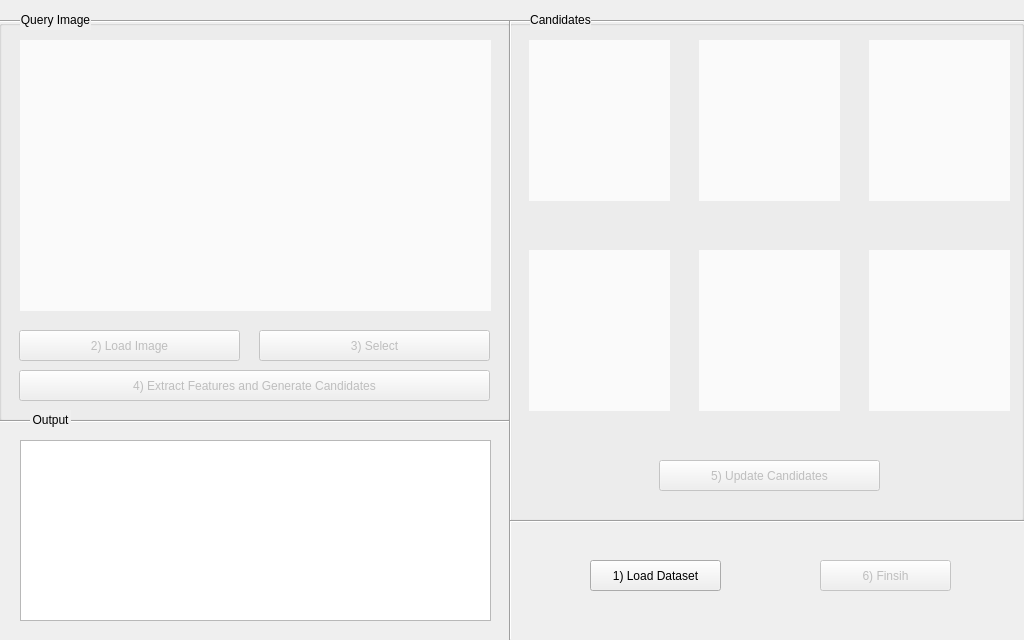
This is src/mainwindow.ui in Clany/FloraIdent as Qt 5 draws it before an edit. The edited form follows.
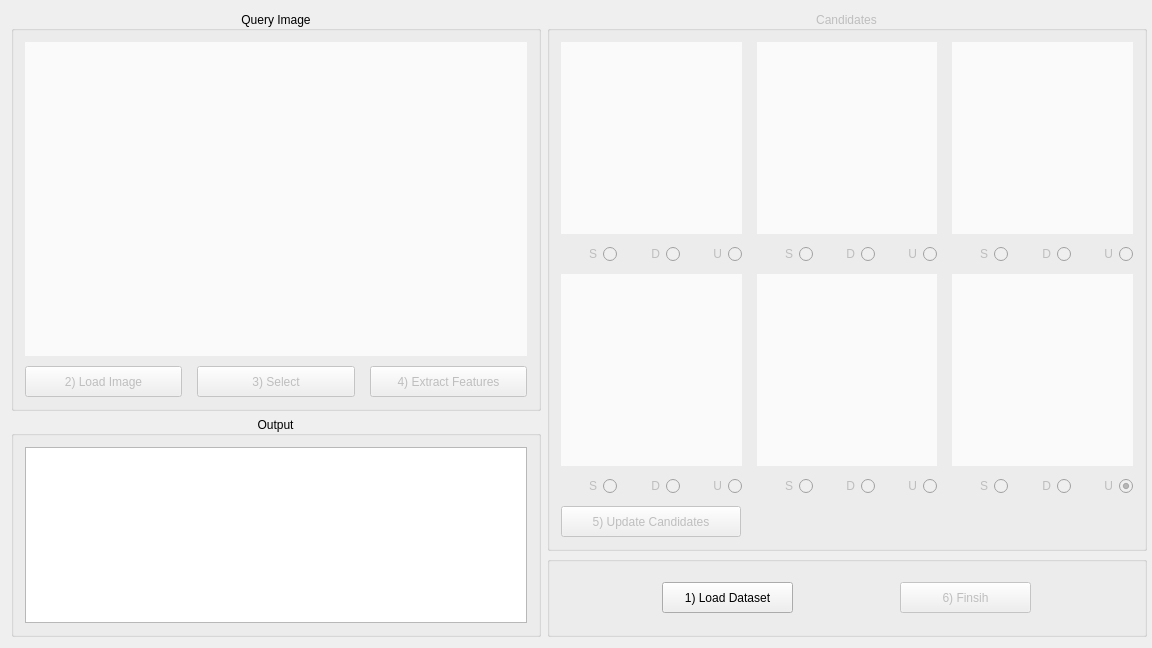
This is the edited form. Icons and pictures are not drawn. Custom widgets are drawn as their Qt base class.

```diff
--- a/src/mainwindow.ui
+++ b/src/mainwindow.ui
@@ -6,20 +6,14 @@
    <rect>
     <x>0</x>
     <y>0</y>
-    <width>1024</width>
-    <height>640</height>
+    <width>1152</width>
+    <height>648</height>
    </rect>
   </property>
   <property name="minimumSize">
    <size>
-    <width>1024</width>
-    <height>640</height>
-   </size>
-  </property>
-  <property name="maximumSize">
-   <size>
-    <width>1024</width>
-    <height>640</height>
+    <width>1152</width>
+    <height>648</height>
    </size>
   </property>
   <property name="windowTitle">
@@ -28,68 +22,156 @@
   <property name="styleSheet">
    <string notr="true"/>
   </property>
-  <widget class="Line" name="line_2">
-   <property name="geometry">
-    <rect>
-     <x>0</x>
-     <y>420</y>
-     <width>511</width>
-     <height>3</height>
-    </rect>
-   </property>
-   <property name="orientation">
-    <enum>Qt::Horizontal</enum>
-   </property>
-  </widget>
-  <widget class="Line" name="line_3">
-   <property name="geometry">
-    <rect>
-     <x>509</x>
-     <y>20</y>
-     <width>3</width>
-     <height>620</height>
-    </rect>
-   </property>
-   <property name="orientation">
-    <enum>Qt::Vertical</enum>
-   </property>
-  </widget>
-  <widget class="QGroupBox" name="groupBox">
-   <property name="geometry">
-    <rect>
-     <x>-1</x>
-     <y>20</y>
-     <width>511</width>
-     <height>401</height>
-    </rect>
+  <layout class="QGridLayout" name="gridLayout_3">
+   <item row="0" column="0">
+    <widget class="QGroupBox" name="queryGroup">
+     <property name="minimumSize">
+      <size>
+       <width>530</width>
+       <height>400</height>
+      </size>
+     </property>
+     <property name="maximumSize">
+      <size>
+       <width>530</width>
+       <height>400</height>
+      </size>
+     </property>
+     <property name="styleSheet">
+      <string notr="true"/>
    </property>
    <property name="title">
-    <string/>
+      <string>Query Image</string>
    </property>
    <property name="alignment">
     <set>Qt::AlignCenter</set>
    </property>
+     <property name="flat">
+      <bool>false</bool>
+     </property>
+     <layout class="QGridLayout" name="gridLayout_2" rowstretch="1,0">
+      <property name="horizontalSpacing">
+       <number>15</number>
+      </property>
+      <property name="verticalSpacing">
+       <number>10</number>
+      </property>
+      <item row="1" column="0">
+       <widget class="QPushButton" name="loadImageButton">
+        <property name="enabled">
+         <bool>false</bool>
+        </property>
+        <property name="minimumSize">
+         <size>
+          <width>150</width>
+          <height>31</height>
+         </size>
+        </property>
+        <property name="maximumSize">
+         <size>
+          <width>16777215</width>
+          <height>31</height>
+         </size>
+        </property>
+        <property name="text">
+         <string>2) Load Image</string>
+        </property>
+       </widget>
+      </item>
+      <item row="1" column="1">
+       <widget class="QPushButton" name="selectButton">
+        <property name="enabled">
+         <bool>false</bool>
+        </property>
+        <property name="minimumSize">
+         <size>
+          <width>150</width>
+          <height>31</height>
+         </size>
+        </property>
+        <property name="maximumSize">
+         <size>
+          <width>16777215</width>
+          <height>31</height>
+         </size>
+        </property>
+        <property name="text">
+         <string>3) Select</string>
+        </property>
+       </widget>
+      </item>
+      <item row="1" column="2">
+       <widget class="QPushButton" name="generateCandidatesButton">
+        <property name="enabled">
+         <bool>false</bool>
+        </property>
+        <property name="minimumSize">
+         <size>
+          <width>150</width>
+          <height>31</height>
+         </size>
+        </property>
+        <property name="maximumSize">
+         <size>
+          <width>16777215</width>
+          <height>31</height>
+         </size>
+        </property>
+        <property name="text">
+         <string>4) Extract Features</string>
+        </property>
+       </widget>
+      </item>
+      <item row="0" column="0" colspan="3">
    <widget class="ImageLabel" name="queryImageLabel">
     <property name="enabled">
      <bool>false</bool>
     </property>
-    <property name="geometry">
-     <rect>
-      <x>21</x>
-      <y>20</y>
-      <width>471</width>
-      <height>271</height>
-     </rect>
-    </property>
     <property name="palette">
      <palette>
       <active>
+           <colorrole role="WindowText">
+            <brush brushstyle="SolidPattern">
+             <color alpha="255">
+              <red>192</red>
+              <green>192</green>
+              <blue>192</blue>
+             </color>
+            </brush>
+           </colorrole>
+           <colorrole role="Button">
+            <brush brushstyle="SolidPattern">
+             <color alpha="255">
+              <red>250</red>
+              <green>250</green>
+              <blue>250</blue>
+             </color>
+            </brush>
+           </colorrole>
+           <colorrole role="Text">
+            <brush brushstyle="SolidPattern">
+             <color alpha="255">
+              <red>192</red>
+              <green>192</green>
+              <blue>192</blue>
+             </color>
+            </brush>
+           </colorrole>
+           <colorrole role="ButtonText">
+            <brush brushstyle="SolidPattern">
+             <color alpha="255">
+              <red>192</red>
+              <green>192</green>
+              <blue>192</blue>
+             </color>
+            </brush>
+           </colorrole>
        <colorrole role="Base">
         <brush brushstyle="SolidPattern">
          <color alpha="255">
-          <red>255</red>
-          <green>255</green>
-          <blue>255</blue>
+              <red>250</red>
+              <green>250</green>
+              <blue>250</blue>
          </color>
         </brush>
        </colorrole>
@@ -102,14 +184,68 @@
          </color>
         </brush>
        </colorrole>
+           <colorrole role="Highlight">
+            <brush brushstyle="SolidPattern">
+             <color alpha="255">
+              <red>120</red>
+              <green>135</green>
+              <blue>155</blue>
+             </color>
+            </brush>
+           </colorrole>
+           <colorrole role="HighlightedText">
+            <brush brushstyle="SolidPattern">
+             <color alpha="255">
+              <red>0</red>
+              <green>0</green>
+              <blue>0</blue>
+             </color>
+            </brush>
+           </colorrole>
       </active>
       <inactive>
+           <colorrole role="WindowText">
+            <brush brushstyle="SolidPattern">
+             <color alpha="255">
+              <red>192</red>
+              <green>192</green>
+              <blue>192</blue>
+             </color>
+            </brush>
+           </colorrole>
+           <colorrole role="Button">
+            <brush brushstyle="SolidPattern">
+             <color alpha="255">
+              <red>250</red>
+              <green>250</green>
+              <blue>250</blue>
+             </color>
+            </brush>
+           </colorrole>
+           <colorrole role="Text">
+            <brush brushstyle="SolidPattern">
+             <color alpha="255">
+              <red>192</red>
+              <green>192</green>
+              <blue>192</blue>
+             </color>
+            </brush>
+           </colorrole>
+           <colorrole role="ButtonText">
+            <brush brushstyle="SolidPattern">
+             <color alpha="255">
+              <red>192</red>
+              <green>192</green>
+              <blue>192</blue>
+             </color>
+            </brush>
+           </colorrole>
        <colorrole role="Base">
         <brush brushstyle="SolidPattern">
          <color alpha="255">
-          <red>255</red>
-          <green>255</green>
-          <blue>255</blue>
+              <red>250</red>
+              <green>250</green>
+              <blue>250</blue>
          </color>
         </brush>
        </colorrole>
@@ -122,8 +258,62 @@
          </color>
         </brush>
        </colorrole>
+           <colorrole role="Highlight">
+            <brush brushstyle="SolidPattern">
+             <color alpha="255">
+              <red>120</red>
+              <green>135</green>
+              <blue>155</blue>
+             </color>
+            </brush>
+           </colorrole>
+           <colorrole role="HighlightedText">
+            <brush brushstyle="SolidPattern">
+             <color alpha="255">
+              <red>0</red>
+              <green>0</green>
+              <blue>0</blue>
+             </color>
+            </brush>
+           </colorrole>
       </inactive>
       <disabled>
+           <colorrole role="WindowText">
+            <brush brushstyle="SolidPattern">
+             <color alpha="255">
+              <red>64</red>
+              <green>64</green>
+              <blue>64</blue>
+             </color>
+            </brush>
+           </colorrole>
+           <colorrole role="Button">
+            <brush brushstyle="SolidPattern">
+             <color alpha="255">
+              <red>250</red>
+              <green>250</green>
+              <blue>250</blue>
+             </color>
+            </brush>
+           </colorrole>
+           <colorrole role="Text">
+            <brush brushstyle="SolidPattern">
+             <color alpha="255">
+              <red>64</red>
+              <green>64</green>
+              <blue>64</blue>
+             </color>
+            </brush>
+           </colorrole>
+           <colorrole role="ButtonText">
+            <brush brushstyle="SolidPattern">
+             <color alpha="255">
+              <red>64</red>
+              <green>64</green>
+              <blue>64</blue>
+             </color>
+            </brush>
+           </colorrole>
        <colorrole role="Base">
         <brush brushstyle="SolidPattern">
          <color alpha="255">
@@ -142,6 +332,24 @@
          </color>
         </brush>
        </colorrole>
+           <colorrole role="Highlight">
+            <brush brushstyle="SolidPattern">
+             <color alpha="255">
+              <red>120</red>
+              <green>135</green>
+              <blue>155</blue>
+             </color>
+            </brush>
+           </colorrole>
+           <colorrole role="HighlightedText">
+            <brush brushstyle="SolidPattern">
+             <color alpha="255">
+              <red>0</red>
+              <green>0</green>
+              <blue>0</blue>
+             </color>
+            </brush>
+           </colorrole>
       </disabled>
      </palette>
     </property>
@@ -149,10 +357,12 @@
      <bool>true</bool>
     </property>
     <property name="autoFillBackground">
-     <bool>true</bool>
+         <bool>false</bool>
     </property>
     <property name="styleSheet">
-     <string notr="true"/>
+         <string notr="true">QLabel {
+	background-color: rgb(250, 250, 250);
+}</string>
     </property>
     <property name="frameShape">
      <enum>QFrame::Box</enum>
@@ -170,94 +380,137 @@
      <set>Qt::AlignCenter</set>
     </property>
    </widget>
-   <widget class="QPushButton" name="loadImageButton">
-    <property name="enabled">
+      </item>
+     </layout>
+    </widget>
+   </item>
+   <item row="1" column="0" rowspan="4">
+    <widget class="QGroupBox" name="groupBox_3">
+     <property name="minimumSize">
+      <size>
+       <width>530</width>
+       <height>200</height>
+      </size>
+     </property>
+     <property name="maximumSize">
+      <size>
+       <width>530</width>
+       <height>16777215</height>
+      </size>
+     </property>
+     <property name="title">
+      <string>Output</string>
+     </property>
+     <property name="alignment">
+      <set>Qt::AlignCenter</set>
+     </property>
+     <property name="flat">
      <bool>false</bool>
     </property>
-    <property name="geometry">
-     <rect>
-      <x>20</x>
-      <y>310</y>
-      <width>221</width>
-      <height>31</height>
-     </rect>
-    </property>
+     <property name="checkable">
+      <bool>false</bool>
+     </property>
+     <layout class="QGridLayout" name="gridLayout_4">
+      <item row="0" column="0">
+       <widget class="QTextEdit" name="outputPanel">
+        <property name="readOnly">
+         <bool>true</bool>
+        </property>
+       </widget>
+      </item>
+     </layout>
+    </widget>
+   </item>
+   <item row="4" column="1">
+    <widget class="QGroupBox" name="groupBox_4">
     <property name="minimumSize">
      <size>
-      <width>0</width>
-      <height>31</height>
-     </size>
-    </property>
-    <property name="text">
-     <string>2) Load Image</string>
-    </property>
-   </widget>
-   <widget class="QPushButton" name="selectButton">
-    <property name="enabled">
-     <bool>false</bool>
-    </property>
-    <property name="geometry">
-     <rect>
-      <x>260</x>
-      <y>310</y>
-      <width>231</width>
+       <width>600</width>
+       <height>81</height>
+      </size>
+     </property>
+     <property name="maximumSize">
+      <size>
+       <width>16777215</width>
+       <height>80</height>
+      </size>
+     </property>
+     <layout class="QGridLayout" name="gridLayout">
+      <item row="1" column="0">
+       <widget class="QPushButton" name="loadDatasetButton">
+        <property name="minimumSize">
+         <size>
+          <width>131</width>
       <height>31</height>
-     </rect>
-    </property>
-    <property name="minimumSize">
+         </size>
+        </property>
+        <property name="maximumSize">
      <size>
-      <width>0</width>
+          <width>131</width>
       <height>31</height>
      </size>
     </property>
     <property name="text">
-     <string>3) Select</string>
-    </property>
-   </widget>
-   <widget class="QPushButton" name="generateCandidatesButton">
+         <string>1) Load Dataset</string>
+        </property>
+       </widget>
+      </item>
+      <item row="1" column="1">
+       <widget class="QPushButton" name="finishButton">
     <property name="enabled">
      <bool>false</bool>
     </property>
-    <property name="geometry">
-     <rect>
-      <x>20</x>
-      <y>350</y>
-      <width>471</width>
+        <property name="minimumSize">
+         <size>
+          <width>131</width>
       <height>31</height>
-     </rect>
-    </property>
-    <property name="minimumSize">
+         </size>
+        </property>
+        <property name="maximumSize">
      <size>
-      <width>0</width>
+          <width>131</width>
       <height>31</height>
      </size>
     </property>
     <property name="text">
-     <string>4) Extract Features and Generate Candidates</string>
-    </property>
-   </widget>
-  </widget>
-  <widget class="QGroupBox" name="groupBox_2">
-   <property name="geometry">
-    <rect>
-     <x>509</x>
-     <y>20</y>
-     <width>515</width>
-     <height>501</height>
-    </rect>
-   </property>
+         <string>6) Finsih</string>
+        </property>
+       </widget>
+      </item>
+     </layout>
+    </widget>
+   </item>
+   <item row="0" column="1" rowspan="4">
+    <widget class="QGroupBox" name="candidateGroup">
+     <property name="enabled">
+      <bool>false</bool>
+     </property>
+     <property name="minimumSize">
+      <size>
+       <width>600</width>
+       <height>540</height>
+      </size>
+     </property>
    <property name="title">
-    <string/>
-   </property>
+      <string>Candidates</string>
+     </property>
+     <property name="alignment">
+      <set>Qt::AlignCenter</set>
+     </property>
+     <property name="flat">
+      <bool>false</bool>
+     </property>
+     <layout class="QVBoxLayout" name="verticalLayout" stretch="1,0,1,0,0">
+      <property name="spacing">
+       <number>10</number>
+      </property>
+      <item>
+       <layout class="QHBoxLayout" name="horizontalLayout_7">
+        <property name="spacing">
+         <number>15</number>
+        </property>
+        <item>
    <widget class="ImageLabel" name="candidateImageLabel_1">
-    <property name="geometry">
-     <rect>
-      <x>20</x>
-      <y>20</y>
-      <width>141</width>
-      <height>161</height>
-     </rect>
-    </property>
     <property name="styleSheet">
      <string notr="true">background-color: rgb(250, 250, 250);</string>
     </property>
@@ -268,15 +521,9 @@
      <set>Qt::AlignCenter</set>
     </property>
    </widget>
+        </item>
+        <item>
    <widget class="ImageLabel" name="candidateImageLabel_2">
-    <property name="geometry">
-     <rect>
-      <x>190</x>
-      <y>20</y>
-      <width>141</width>
-      <height>161</height>
-     </rect>
-    </property>
     <property name="styleSheet">
      <string notr="true">background-color: rgb(250, 250, 250);</string>
     </property>
@@ -287,15 +534,9 @@
      <set>Qt::AlignCenter</set>
     </property>
    </widget>
+        </item>
+        <item>
    <widget class="ImageLabel" name="candidateImageLabel_3">
-    <property name="geometry">
-     <rect>
-      <x>360</x>
-      <y>20</y>
-      <width>141</width>
-      <height>161</height>
-     </rect>
-    </property>
     <property name="styleSheet">
      <string notr="true">background-color: rgb(250, 250, 250);</string>
     </property>
@@ -306,72 +547,15 @@
      <set>Qt::AlignCenter</set>
     </property>
    </widget>
-   <widget class="ImageLabel" name="candidateImageLabel_5">
-    <property name="geometry">
-     <rect>
-      <x>190</x>
-      <y>230</y>
-      <width>141</width>
-      <height>161</height>
-     </rect>
-    </property>
-    <property name="styleSheet">
-     <string notr="true">background-color: rgb(250, 250, 250);</string>
-    </property>
-    <property name="text">
-     <string/>
-    </property>
-    <property name="alignment">
-     <set>Qt::AlignCenter</set>
-    </property>
-   </widget>
-   <widget class="ImageLabel" name="candidateImageLabel_6">
-    <property name="geometry">
-     <rect>
-      <x>360</x>
-      <y>230</y>
-      <width>141</width>
-      <height>161</height>
-     </rect>
-    </property>
-    <property name="styleSheet">
-     <string notr="true">background-color: rgb(250, 250, 250);</string>
-    </property>
-    <property name="text">
-     <string/>
-    </property>
-    <property name="alignment">
-     <set>Qt::AlignCenter</set>
-    </property>
-   </widget>
-   <widget class="ImageLabel" name="candidateImageLabel_4">
-    <property name="geometry">
-     <rect>
-      <x>20</x>
-      <y>230</y>
-      <width>141</width>
-      <height>161</height>
-     </rect>
-    </property>
-    <property name="styleSheet">
-     <string notr="true">background-color: rgb(250, 250, 250);</string>
-    </property>
-    <property name="text">
-     <string/>
-    </property>
-    <property name="alignment">
-     <set>Qt::AlignCenter</set>
-    </property>
-   </widget>
-   <widget class="QWidget" name="layoutWidget">
-    <property name="geometry">
-     <rect>
-      <x>20</x>
-      <y>190</y>
-      <width>141</width>
-      <height>21</height>
-     </rect>
-    </property>
+        </item>
+       </layout>
+      </item>
+      <item>
+       <layout class="QHBoxLayout" name="horizontalLayout_8">
+        <property name="spacing">
+         <number>15</number>
+        </property>
+        <item>
     <layout class="QHBoxLayout" name="horizontalLayout">
      <item>
       <widget class="QRadioButton" name="canSimilar_1">
@@ -407,16 +591,8 @@
       </widget>
      </item>
     </layout>
-   </widget>
-   <widget class="QWidget" name="layoutWidget_2">
-    <property name="geometry">
-     <rect>
-      <x>190</x>
-      <y>190</y>
-      <width>141</width>
-      <height>21</height>
-     </rect>
-    </property>
+        </item>
+        <item>
     <layout class="QHBoxLayout" name="horizontalLayout_2">
      <item>
       <widget class="QRadioButton" name="canSimilar_2">
@@ -452,16 +628,8 @@
       </widget>
      </item>
     </layout>
-   </widget>
-   <widget class="QWidget" name="layoutWidget_3">
-    <property name="geometry">
-     <rect>
-      <x>360</x>
-      <y>190</y>
-      <width>141</width>
-      <height>21</height>
-     </rect>
-    </property>
+        </item>
+        <item>
     <layout class="QHBoxLayout" name="horizontalLayout_3">
      <item>
       <widget class="QRadioButton" name="canSimilar_3">
@@ -497,16 +665,61 @@
       </widget>
      </item>
     </layout>
-   </widget>
-   <widget class="QWidget" name="layoutWidget_4">
-    <property name="geometry">
-     <rect>
-      <x>20</x>
-      <y>400</y>
-      <width>141</width>
-      <height>21</height>
-     </rect>
-    </property>
+        </item>
+       </layout>
+      </item>
+      <item>
+       <layout class="QHBoxLayout" name="horizontalLayout_9">
+        <property name="spacing">
+         <number>15</number>
+        </property>
+        <item>
+         <widget class="ImageLabel" name="candidateImageLabel_4">
+          <property name="styleSheet">
+           <string notr="true">background-color: rgb(250, 250, 250);</string>
+          </property>
+          <property name="text">
+           <string/>
+          </property>
+          <property name="alignment">
+           <set>Qt::AlignCenter</set>
+          </property>
+         </widget>
+        </item>
+        <item>
+         <widget class="ImageLabel" name="candidateImageLabel_5">
+          <property name="styleSheet">
+           <string notr="true">background-color: rgb(250, 250, 250);</string>
+          </property>
+          <property name="text">
+           <string/>
+          </property>
+          <property name="alignment">
+           <set>Qt::AlignCenter</set>
+          </property>
+         </widget>
+        </item>
+        <item>
+         <widget class="ImageLabel" name="candidateImageLabel_6">
+          <property name="styleSheet">
+           <string notr="true">background-color: rgb(250, 250, 250);</string>
+          </property>
+          <property name="text">
+           <string/>
+          </property>
+          <property name="alignment">
+           <set>Qt::AlignCenter</set>
+          </property>
+         </widget>
+        </item>
+       </layout>
+      </item>
+      <item>
+       <layout class="QHBoxLayout" name="horizontalLayout_10">
+        <property name="spacing">
+         <number>15</number>
+        </property>
+        <item>
     <layout class="QHBoxLayout" name="horizontalLayout_4">
      <item>
       <widget class="QRadioButton" name="canSimilar_4">
@@ -542,16 +755,8 @@
       </widget>
      </item>
     </layout>
-   </widget>
-   <widget class="QWidget" name="layoutWidget_5">
-    <property name="geometry">
-     <rect>
-      <x>190</x>
-      <y>400</y>
-      <width>141</width>
-      <height>21</height>
-     </rect>
-    </property>
+        </item>
+        <item>
     <layout class="QHBoxLayout" name="horizontalLayout_5">
      <item>
       <widget class="QRadioButton" name="canSimilar_5">
@@ -587,16 +792,8 @@
       </widget>
      </item>
     </layout>
-   </widget>
-   <widget class="QWidget" name="layoutWidget_6">
-    <property name="geometry">
-     <rect>
-      <x>360</x>
-      <y>400</y>
-      <width>141</width>
-      <height>21</height>
-     </rect>
-    </property>
+        </item>
+        <item>
     <layout class="QHBoxLayout" name="horizontalLayout_6">
      <item>
       <widget class="QRadioButton" name="canSimilar_6">
@@ -632,161 +829,35 @@
       </widget>
      </item>
     </layout>
-   </widget>
+        </item>
+       </layout>
+      </item>
+      <item>
    <widget class="QPushButton" name="updateCandidatesButton">
     <property name="enabled">
      <bool>false</bool>
     </property>
-    <property name="geometry">
-     <rect>
-      <x>150</x>
-      <y>440</y>
-      <width>221</width>
+        <property name="minimumSize">
+         <size>
+          <width>180</width>
       <height>31</height>
-     </rect>
+         </size>
+        </property>
+        <property name="maximumSize">
+         <size>
+          <width>180</width>
+          <height>31</height>
+         </size>
     </property>
     <property name="text">
      <string>5) Update Candidates</string>
     </property>
    </widget>
-  </widget>
-  <widget class="Line" name="line">
-   <property name="geometry">
-    <rect>
-     <x>0</x>
-     <y>20</y>
-     <width>1024</width>
-     <height>3</height>
-    </rect>
-   </property>
-   <property name="orientation">
-    <enum>Qt::Horizontal</enum>
-   </property>
-  </widget>
-  <widget class="QLabel" name="label">
-   <property name="geometry">
-    <rect>
-     <x>20</x>
-     <y>10</y>
-     <width>71</width>
-     <height>20</height>
-    </rect>
-   </property>
-   <property name="autoFillBackground">
-    <bool>true</bool>
-   </property>
-   <property name="text">
-    <string>Query Image</string>
-   </property>
-   <property name="alignment">
-    <set>Qt::AlignCenter</set>
-   </property>
-  </widget>
-  <widget class="QTextEdit" name="outputPanel">
-   <property name="geometry">
-    <rect>
-     <x>20</x>
-     <y>440</y>
-     <width>471</width>
-     <height>181</height>
-    </rect>
-   </property>
-   <property name="readOnly">
-    <bool>true</bool>
-   </property>
-  </widget>
-  <widget class="QLabel" name="label_2">
-   <property name="geometry">
-    <rect>
-     <x>30</x>
-     <y>410</y>
-     <width>41</width>
-     <height>20</height>
-    </rect>
-   </property>
-   <property name="autoFillBackground">
-    <bool>true</bool>
-   </property>
-   <property name="text">
-    <string>Output</string>
-   </property>
-   <property name="alignment">
-    <set>Qt::AlignCenter</set>
-   </property>
-  </widget>
-  <widget class="QLabel" name="label_3">
-   <property name="geometry">
-    <rect>
-     <x>530</x>
-     <y>10</y>
-     <width>61</width>
-     <height>20</height>
-    </rect>
-   </property>
-   <property name="autoFillBackground">
-    <bool>true</bool>
-   </property>
-   <property name="text">
-    <string>Candidates</string>
-   </property>
-   <property name="alignment">
-    <set>Qt::AlignCenter</set>
-   </property>
-  </widget>
-  <widget class="QPushButton" name="loadDatasetButton">
-   <property name="geometry">
-    <rect>
-     <x>590</x>
-     <y>560</y>
-     <width>131</width>
-     <height>31</height>
-    </rect>
-   </property>
-   <property name="text">
-    <string>1) Load Dataset</string>
-   </property>
-  </widget>
-  <widget class="QPushButton" name="finishButton">
-   <property name="enabled">
-    <bool>false</bool>
-   </property>
-   <property name="geometry">
-    <rect>
-     <x>820</x>
-     <y>560</y>
-     <width>131</width>
-     <height>31</height>
-    </rect>
-   </property>
-   <property name="text">
-    <string>6) Finsih</string>
-   </property>
-  </widget>
-  <widget class="Line" name="line_4">
-   <property name="geometry">
-    <rect>
-     <x>510</x>
-     <y>520</y>
-     <width>515</width>
-     <height>3</height>
-    </rect>
-   </property>
-   <property name="orientation">
-    <enum>Qt::Horizontal</enum>
-   </property>
-  </widget>
-  <zorder>groupBox</zorder>
-  <zorder>groupBox_2</zorder>
-  <zorder>line</zorder>
-  <zorder>line_2</zorder>
-  <zorder>line_3</zorder>
-  <zorder>outputPanel</zorder>
-  <zorder>loadDatasetButton</zorder>
-  <zorder>finishButton</zorder>
-  <zorder>line_4</zorder>
-  <zorder>label</zorder>
-  <zorder>label_3</zorder>
-  <zorder>label_2</zorder>
+      </item>
+     </layout>
+    </widget>
+   </item>
+  </layout>
  </widget>
  <layoutdefault spacing="6" margin="11"/>
  <customwidgets>
```
Left out of the diff: 31 changed lines with no effect on the pictures. Lines whose indentation alone changed are shown as unchanged.
